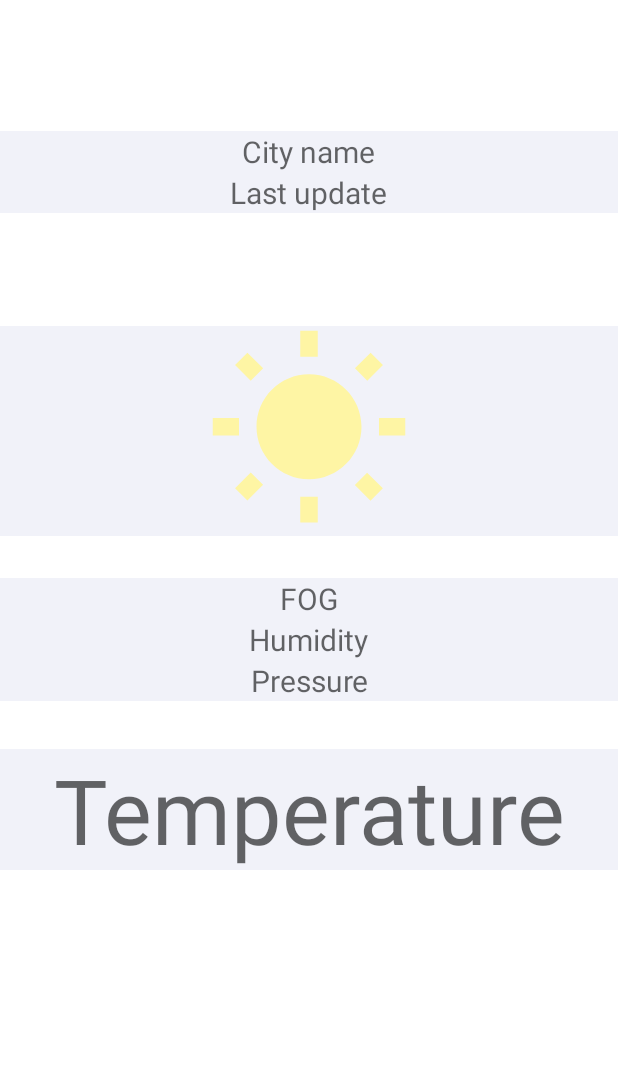
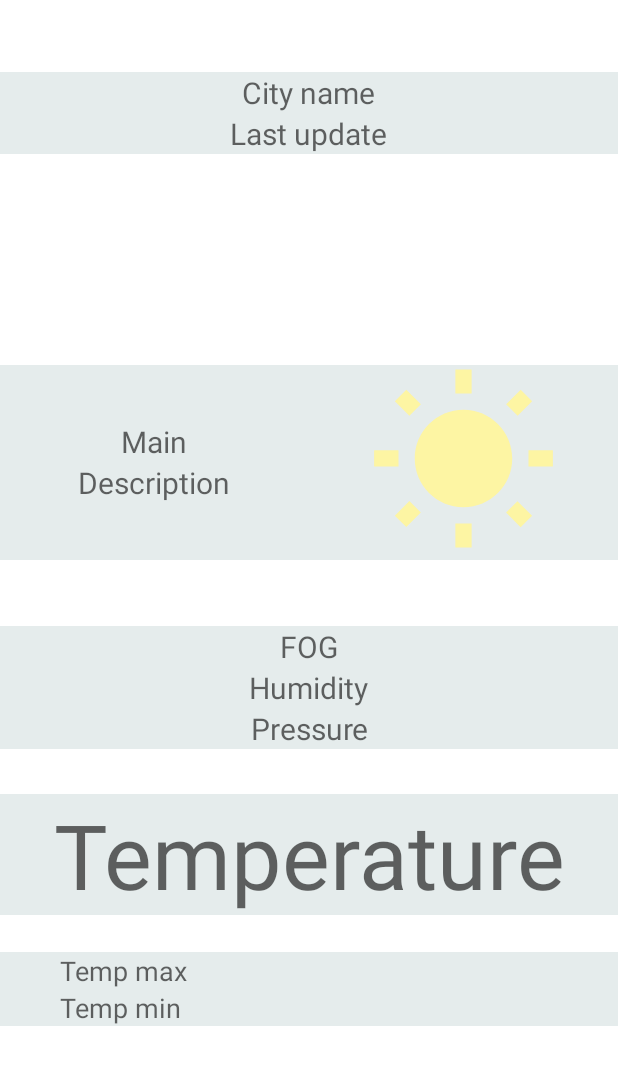
Before and after one commit to MaxLuxs/weap7138, an Android app: the layout activity_main.xml on its own in the app's theme, with its tools: preview values and no code run, on a phone screen of 412 x 824 dp. Shown: the top 1065 px of the screen. Run offline under Robolectric (Android 15) with nearby library versions, the phone set to English and light mode, and no system bars.

Commit message:
Add design

```diff
--- a/app/build.gradle
+++ b/app/build.gradle
@@ -50,4 +50,6 @@ dependencies {
     //Retrofit and gson converter:
     implementation 'com.squareup.retrofit2:retrofit:2.6.2'
     implementation 'com.squareup.retrofit2:converter-gson:2.6.2'
+    //Picasso:
+    implementation 'com.squareup.picasso:picasso:2.71828'
 }
--- a/app/src/main/java/luxs/max/weap7138/Weather.kt
+++ b/app/src/main/java/luxs/max/weap7138/Weather.kt
@@ -33,8 +33,8 @@ data class MainWeatherData(
     val temp:Double,
     val pressure:Int,
     val humidity:Int,
-    val tempmin:Double,
-    val tempmax:Double
+    val temp_min:Double,
+    val temp_max:Double
 )
 
 data class Wind(
--- a/app/src/main/res/layout/activity_main.xml
+++ b/app/src/main/res/layout/activity_main.xml
@@ -6,20 +6,21 @@
     android:layout_height="match_parent"
     tools:context=".MainActivity">
 
-
     <LinearLayout
         android:id="@+id/cityLL"
         android:layout_width="match_parent"
         android:layout_height="wrap_content"
-        android:background="@color/material_on_primary_emphasis_medium"
+        android:layout_marginTop="30dp"
+        android:layout_marginBottom="30dp"
+        android:background="@color/background"
         android:gravity="center"
         android:orientation="vertical"
-        app:layout_constraintBottom_toTopOf="@+id/weatherIcon"
+        app:layout_constraintBottom_toTopOf="@+id/weatherLL"
         app:layout_constraintEnd_toEndOf="parent"
         app:layout_constraintHorizontal_bias="0.0"
         app:layout_constraintStart_toStartOf="parent"
         app:layout_constraintTop_toTopOf="parent"
-        app:layout_constraintVertical_bias="0.536">
+        app:layout_constraintVertical_bias="0.142">
 
         <TextView
             android:id="@+id/cityNameTW"
@@ -38,27 +39,57 @@
             android:textSize="20sp" />
     </LinearLayout>
 
-    <ImageView
-        android:id="@+id/weatherIcon"
+    <LinearLayout
+        android:id="@+id/weatherLL"
         android:layout_width="match_parent"
-        android:layout_height="wrap_content"
-        android:layout_marginBottom="28dp"
-        android:gravity="center"
-        android:background="@color/material_on_primary_emphasis_medium"
+        android:layout_height="130dp"
+        android:orientation="horizontal"
+        android:layout_marginBottom="44dp"
+        android:weightSum="2"
+        android:background="@color/background"
         app:layout_constraintBottom_toTopOf="@+id/fogLL"
         app:layout_constraintEnd_toEndOf="parent"
-        app:layout_constraintHorizontal_bias="0.498"
-        app:layout_constraintStart_toStartOf="parent"
-        app:srcCompat="@drawable/ic_sunny_140" />
+        app:layout_constraintHorizontal_bias="0.0"
+        app:layout_constraintStart_toStartOf="parent">
+        <LinearLayout
+            android:layout_width="0dp"
+            android:layout_height="wrap_content"
+            android:orientation="vertical"
+            android:layout_gravity="center"
+            android:layout_weight="1">
+            <TextView
+                android:id="@+id/weatherMainTW"
+                android:layout_width="match_parent"
+                android:layout_height="wrap_content"
+                android:gravity="center"
+                android:textSize="20sp"
+                android:hint="Main"/>
+            <TextView
+                android:id="@+id/weatherDescriptionTW"
+                android:layout_width="match_parent"
+                android:layout_height="wrap_content"
+                android:gravity="center"
+                android:textSize="20sp"
+                android:hint="Description"/>
+        </LinearLayout>
+        <ImageView
+            android:id="@+id/weatherIcon"
+            android:layout_width="0dp"
+            android:layout_height="wrap_content"
+            android:gravity="center"
+            android:layout_weight="1"
+            app:srcCompat="@drawable/ic_sunny_140"/>
+    </LinearLayout>
+
 
     <LinearLayout
         android:id="@+id/fogLL"
         android:layout_width="match_parent"
         android:layout_height="wrap_content"
-        android:layout_marginBottom="32dp"
+        android:layout_marginBottom="30dp"
         android:gravity="center"
         android:orientation="vertical"
-        android:background="@color/material_on_primary_emphasis_medium"
+        android:background="@color/background"
         app:layout_constraintBottom_toTopOf="@+id/temperatureTW"
         app:layout_constraintEnd_toEndOf="parent"
         app:layout_constraintHorizontal_bias="0.0"
@@ -99,11 +130,11 @@
         android:id="@+id/temperatureTW"
         android:layout_width="match_parent"
         android:layout_height="wrap_content"
-        android:layout_marginBottom="244dp"
+        android:layout_marginBottom="214dp"
+        android:background="@color/background"
         android:gravity="center"
         android:hint="Temperature"
         android:textSize="60sp"
-        android:background="@color/material_on_primary_emphasis_medium"
         app:layout_constraintBottom_toBottomOf="parent"
         app:layout_constraintEnd_toEndOf="parent"
         app:layout_constraintHorizontal_bias="0.0"
@@ -120,5 +151,30 @@
         android:layout_marginBottom="40dp"
         android:visibility="gone"/>
 
+    <LinearLayout
+        android:layout_width="match_parent"
+        android:layout_height="wrap_content"
+        android:layout_marginBottom="140dp"
+        android:orientation="vertical"
+        android:background="@color/background"
+        app:layout_constraintBottom_toBottomOf="parent"
+        app:layout_constraintStart_toStartOf="parent">
+
+        <TextView
+            android:id="@+id/maxTempTW"
+            android:layout_width="wrap_content"
+            android:layout_height="wrap_content"
+            android:hint="Temp max"
+            android:textSize="18sp"
+            android:layout_marginStart="40dp" />
+        <TextView
+            android:id="@+id/minTempTW"
+            android:layout_width="wrap_content"
+            android:layout_height="wrap_content"
+            android:layout_marginStart="40dp"
+            android:textSize="18sp"
+            android:hint="Temp min" />
+    </LinearLayout>
+
 
 </androidx.constraintlayout.widget.ConstraintLayout>
--- a/app/src/main/res/values/colors.xml
+++ b/app/src/main/res/values/colors.xml
@@ -8,5 +8,5 @@
     <color name="black">#FF000000</color>
     <color name="white">#FFFFFFFF</color>
 
-    <color name="background">#E8EAF6</color>
+    <color name="background">#4BA8BDBD</color>
 </resources>
--- a/app/src/main/res/values/strings.xml
+++ b/app/src/main/res/values/strings.xml
@@ -1,3 +1,4 @@
 <resources>
     <string name="app_name">weap7138</string>
+    <string name="change_cityItem">Change city</string>
 </resources>
```
Also changed, not shown: app/src/main/java/luxs/max/weap7138/ApiRequest.kt (+3 -4 lines), app/src/main/java/luxs/max/weap7138/MainActivity.kt (+40 -10 lines), app/src/main/res/menu/main_menu.xml (added, +9 -0 lines).
